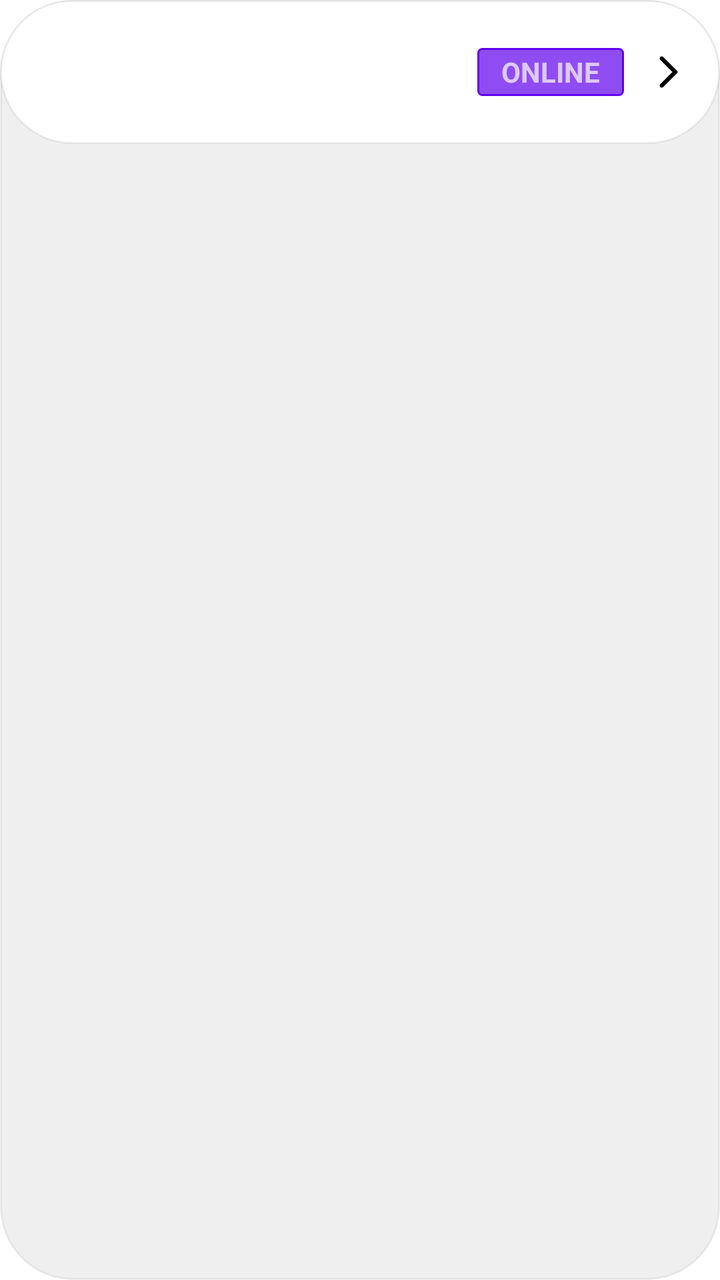
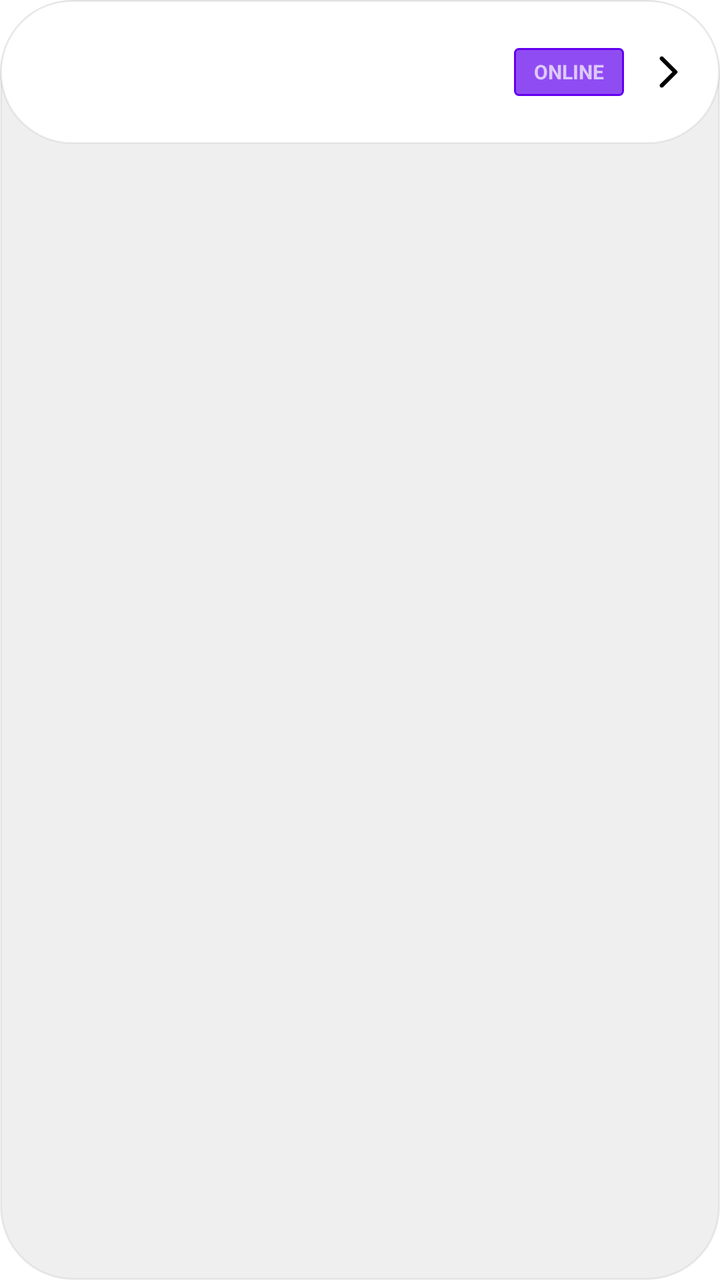

Two renders of the same Android screen: before a commit and after it. Below are the layout's source before the change and the commit's diff.
<!-- AndroidManifest.xml: application theme Theme.NetAnalyzer -->
<!-- res/layout/devices_item.xml -->
<?xml version="1.0" encoding="utf-8"?>
<LinearLayout xmlns:app="http://schemas.android.com/apk/res-auto"
    xmlns:android="http://schemas.android.com/apk/res/android"
    android:layout_width="match_parent"
    android:layout_height="wrap_content"
    android:orientation="vertical"
    android:background="@drawable/round_button_list_36"
    android:layout_margin="4dp">

    <LinearLayout
        android:id="@+id/buttonPanel"
        android:layout_width="match_parent"
        android:layout_height="72dp"
        android:orientation="horizontal"
        android:padding="16dp"
        android:clickable="true"
        android:focusable="true"
        android:background="@drawable/round_ripple_32">

        <ImageView
            android:id="@+id/iconImageView"
            android:layout_width="32dp"
            android:layout_height="32dp"
            android:layout_gravity="center_vertical"
            app:tint="@color/on_background" />

        <LinearLayout
            android:layout_width="0dp"
            android:layout_height="wrap_content"
            android:layout_weight="1"
            android:layout_marginStart="8dp"
            android:layout_marginEnd="8dp"
            android:orientation="vertical"
            android:paddingStart="8dp"
            android:paddingEnd="8dp">

            <TextView
                android:id="@+id/titleTextView"
                android:layout_width="wrap_content"
                android:layout_height="wrap_content"
                android:textSize="16sp"
                android:textColor="@color/on_background"/>

            <TextView
                android:id="@+id/subtitleTextView"
                android:layout_width="wrap_content"
                android:layout_height="wrap_content"
                android:textSize="14sp"
                android:textColor="@color/on_background"
                android:alpha="0.7"
                android:visibility="gone" />

        </LinearLayout>

        <LinearLayout
            android:layout_width="wrap_content"
            android:layout_height="24dp"
            android:layout_gravity="center_vertical"
            android:orientation="horizontal"
            android:background="@drawable/round_rectangle_accent"
            android:paddingHorizontal="12dp"
            android:layout_marginEnd="12dp"
            android:gravity="center">

            <TextView
                android:layout_width="wrap_content"
                android:layout_height="wrap_content"
                android:textSize="14sp"
                android:textColor="@color/on_primary"
                android:alpha="0.7"
                android:text="ONLINE"
                android:textStyle="bold"/>

        </LinearLayout>

        <ImageView
            android:id="@+id/accessoryImageView"
            android:layout_width="20dp"
            android:layout_height="20dp"
            android:layout_gravity="center_vertical"
            app:srcCompat="@drawable/ic_arrow_forward"
            app:tint="@color/on_background" />

    </LinearLayout>

    <LinearLayout
        android:id="@+id/details_panel"
        android:layout_width="match_parent"
        android:layout_height="0dp"
        android:paddingStart="40dp"
        android:paddingEnd="40dp"
        android:paddingBottom="12dp"
        android:background="@color/transparent"
        android:orientation="vertical"
        android:visibility="invisible">

        <TextView
            android:id="@+id/detailsTextView"
            android:layout_width="match_parent"
            android:layout_height="wrap_content"
            android:textSize="12sp"
            android:textColor="@color/on_surface"
            android:alpha="0.8"
            android:paddingTop="8dp" />

    </LinearLayout>
</LinearLayout>
<!-- resources referenced by this layout -->
<resources>
  <color name="on_background">#FF000000</color>
  <color name="on_primary">#FFFFFFFF</color>
  <color name="on_surface">#CC000000</color>
  <color name="transparent">#00FFFFFF</color>
  <!-- drawable ic_arrow_forward (drawable) -->
  <vector xmlns:android="http://schemas.android.com/apk/res/android"
      android:width="24dp"
      android:height="24dp"
      android:viewportWidth="24"
      android:viewportHeight="24">
    <path
        android:pathData="M7.38,21.01c0.49,0.49 1.28,0.49 1.77,0l8.31,-8.31c0.39,-0.39 0.39,-1.02 0,-1.41L9.15,2.98c-0.49,-0.49 -1.28,-0.49 -1.77,0s-0.49,1.28 0,1.77L14.62,12l-7.25,7.25c-0.48,0.48 -0.48,1.28 0.01,1.76z"
        android:fillColor="#e3e3e3"/>
  </vector>
  <!-- drawable round_button_list_36 (drawable) -->
  <?xml version="1.0" encoding="utf-8"?>
  <shape xmlns:android="http://schemas.android.com/apk/res/android"
      android:shape="rectangle">
  
      <solid android:color="@color/surface" />
  
      <corners android:radius="36dp" />
  
      <stroke
          android:width="1dp"
          android:color="@color/background_10" />
  
  </shape>
  <!-- drawable round_rectangle_accent (drawable) -->
  <shape xmlns:android="http://schemas.android.com/apk/res/android"
      android:shape="rectangle">
  
      <solid android:color="@color/primary_70" />
  
      <corners android:radius="2dp" />
  
      <stroke
          android:width="1dp"
          android:color="@color/primary" />
  
  </shape>
  <!-- drawable round_ripple_32 (drawable) -->
  <?xml version="1.0" encoding="utf-8"?>
  <ripple xmlns:android="http://schemas.android.com/apk/res/android"
      android:color="#20000000"> <item>
      <shape android:shape="rectangle">
          <solid android:color="@color/background" />
  
          <stroke
              android:width="1dp"
              android:color="@color/background_10" />
  
          <corners android:radius="36dp" />
      </shape>
  </item>
  
      <item android:id="@android:id/mask">
          <shape android:shape="rectangle">
              <solid android:color="@android:color/white" />
              <corners android:radius="36dp" />
          </shape>
      </item>
  
  </ripple>
  <style name="Theme.NetAnalyzer" parent="Theme.MaterialComponents.DayNight.NoActionBar">
          
          <item name="colorPrimary">@color/primary</item>
          <item name="colorPrimaryVariant">@color/primary_variant</item>
          <item name="colorOnPrimary">@color/on_primary</item>
  
          
          <item name="colorSecondary">@color/secondary</item>
          <item name="colorOnSecondary">@color/on_secondary</item>
  
          
          <item name="android:windowBackground">@color/background</item>
          <item name="colorOnBackground">@color/on_background</item>
  
          
          <item name="colorSurface">@color/surface</item>
          <item name="colorOnSurface">@color/on_surface</item>
  
          
          <item name="colorError">@color/error</item>
          <item name="colorOnError">@color/on_error</item>
  
          
          <item name="android:textColorPrimary">@color/on_primary</item>
          <item name="android:textColorSecondary">@color/on_secondary</item>
  
          <item name="colorControlNormal">?attr/colorOnSurface</item>
          <item name="colorControlActivated">@color/primary</item>
      </style>
  <color name="surface">#EFEFEF</color>
  <color name="background_10">#11121212</color>
  <color name="primary_70">#B36200EE</color>
  <color name="primary">#FF6200EE</color>
  <color name="background">#FFFFFFFF</color>
  <color name="primary_variant">#FF3700B3</color>
  <color name="secondary">#FF03DAC5</color>
  <color name="on_secondary">#FF000000</color>
  <color name="error">#FFB00020</color>
  <color name="on_error">#FFFFFFFF</color>
</resources>

<!-- the commit's change to res/layout/devices_item.xml (unified diff, before → after) -->
@@ -58,14 +58,15 @@
             android:layout_gravity="center_vertical"
             android:orientation="horizontal"
             android:background="@drawable/round_rectangle_accent"
-            android:paddingHorizontal="12dp"
+            android:paddingHorizontal="10dp"
             android:layout_marginEnd="12dp"
             android:gravity="center">
 
             <TextView
+                android:id="@+id/device_tag"
                 android:layout_width="wrap_content"
                 android:layout_height="wrap_content"
-                android:textSize="14sp"
+                android:textSize="10sp"
                 android:textColor="@color/on_primary"
                 android:alpha="0.7"
                 android:text="ONLINE"
